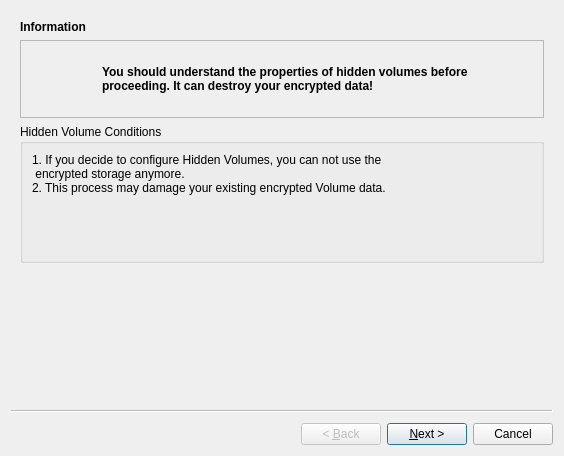
Old version of the form nitropyapp/ui/storage.ui in the repository daringer/nitropy-app.
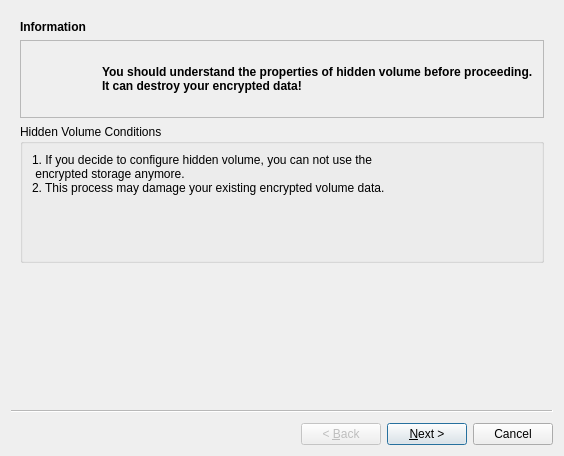
New version of the form. Icons and pictures are not drawn.

Patch:
```diff
--- a/nitropyapp/ui/storage.ui
+++ b/nitropyapp/ui/storage.ui
@@ -89,7 +89,7 @@
           <enum>Qt::StrongFocus</enum>
          </property>
          <property name="text">
-          <string>&lt;html&gt;&lt;head/&gt;&lt;body&gt;&lt;p&gt;&lt;span style=&quot; font-weight:600;&quot;&gt;You should understand the properties of hidden volumes before proceeding. It can destroy your encrypted data! &lt;/span&gt;&lt;/p&gt;&lt;/body&gt;&lt;/html&gt;</string>
+          <string>&lt;html&gt;&lt;head/&gt;&lt;body&gt;&lt;p&gt;&lt;span style=&quot; font-weight:600;&quot;&gt;You should understand the properties of hidden volume before proceeding. It can destroy your encrypted data! &lt;/span&gt;&lt;/p&gt;&lt;/body&gt;&lt;/html&gt;</string>
          </property>
          <property name="scaledContents">
           <bool>false</bool>
@@ -114,9 +114,9 @@
        <item>
         <widget class="QLabel" name="label_3">
          <property name="text">
-          <string>1. If you decide to configure Hidden Volumes, you can not use the
+          <string>1. If you decide to configure hidden volume, you can not use the
  encrypted storage anymore. 
-2. This process may damage your existing encrypted Volume data.</string>
+2. This process may damage your existing encrypted volume data.</string>
          </property>
         </widget>
        </item>
```
Left out of the diff: 4 changed lines with no effect on the pictures.
